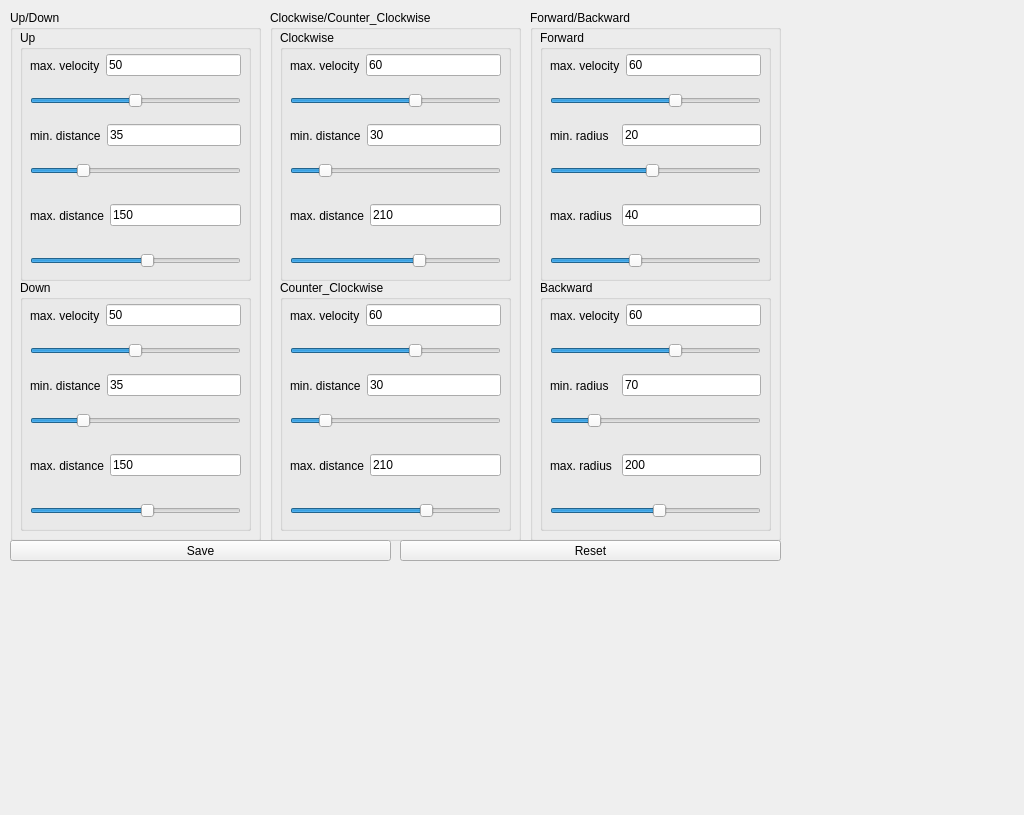
Old version of the form assets/settings_window.ui in the repository ChristiR/TelloDrohne.
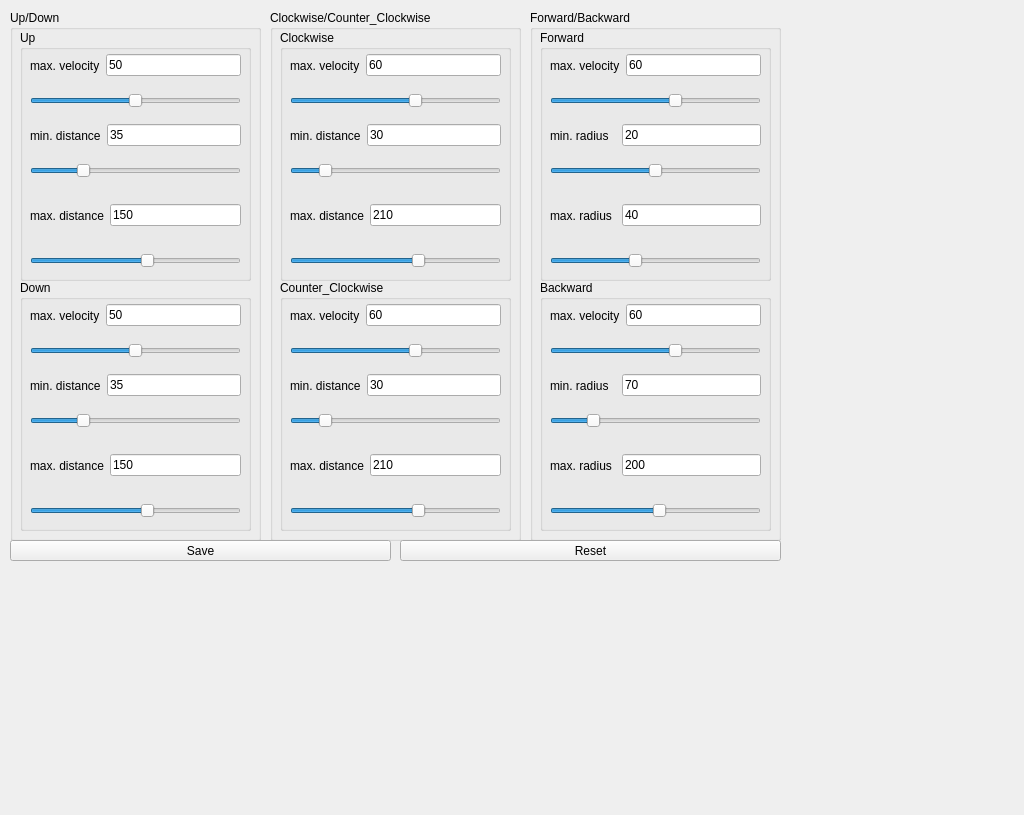
New version of the form.

Commit message: Parameter für min und max distance können jetzt nicht mehr gleich sein

Diff of the .ui file:
```diff
--- a/assets/settings_window.ui
+++ b/assets/settings_window.ui
@@ -508,7 +508,7 @@
       </rect>
      </property>
      <property name="minimum">
-      <number>30</number>
+      <number>31</number>
      </property>
      <property name="maximum">
       <number>320</number>
@@ -667,6 +667,9 @@
        <height>22</height>
       </rect>
      </property>
+     <property name="minimum">
+      <number>31</number>
+     </property>
      <property name="maximum">
       <number>320</number>
      </property>
@@ -852,7 +855,7 @@
       <number>1</number>
      </property>
      <property name="maximum">
-      <number>40</number>
+      <number>39</number>
      </property>
      <property name="value">
       <number>20</number>
@@ -1039,10 +1042,10 @@
       </rect>
      </property>
      <property name="minimum">
-      <number>40</number>
+      <number>41</number>
      </property>
      <property name="maximum">
-      <number>200</number>
+      <number>199</number>
      </property>
      <property name="value">
       <number>70</number>
```
Left out of the diff: 16 changed lines with no effect on the pictures. The commit also changes 1 other file.
